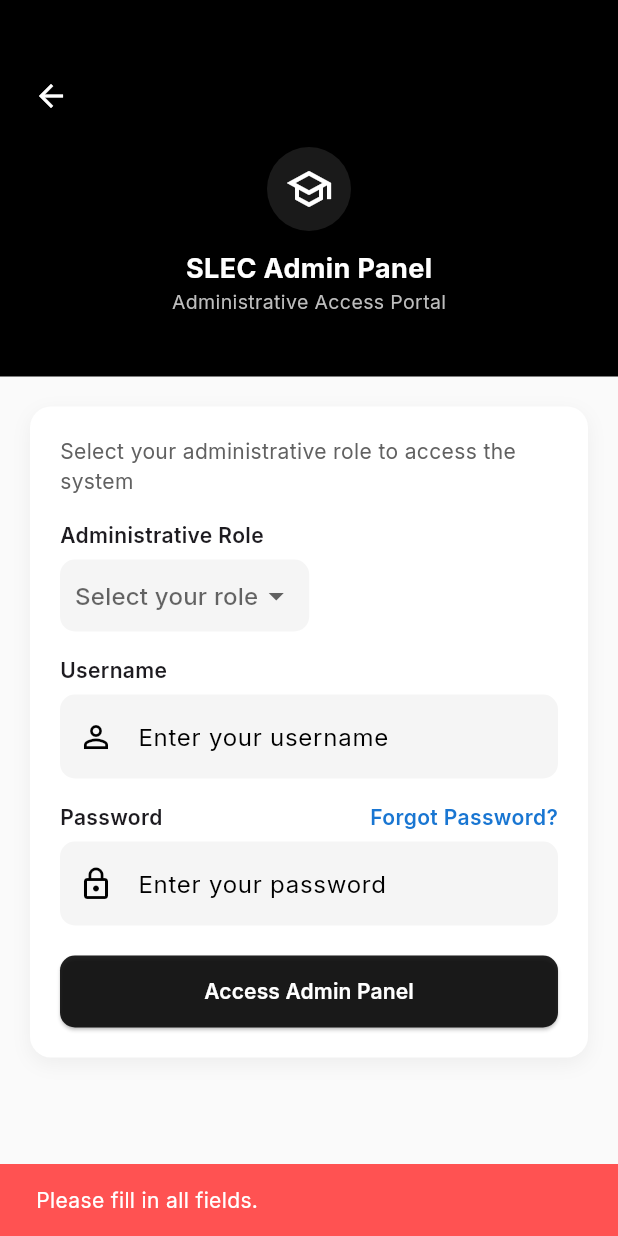
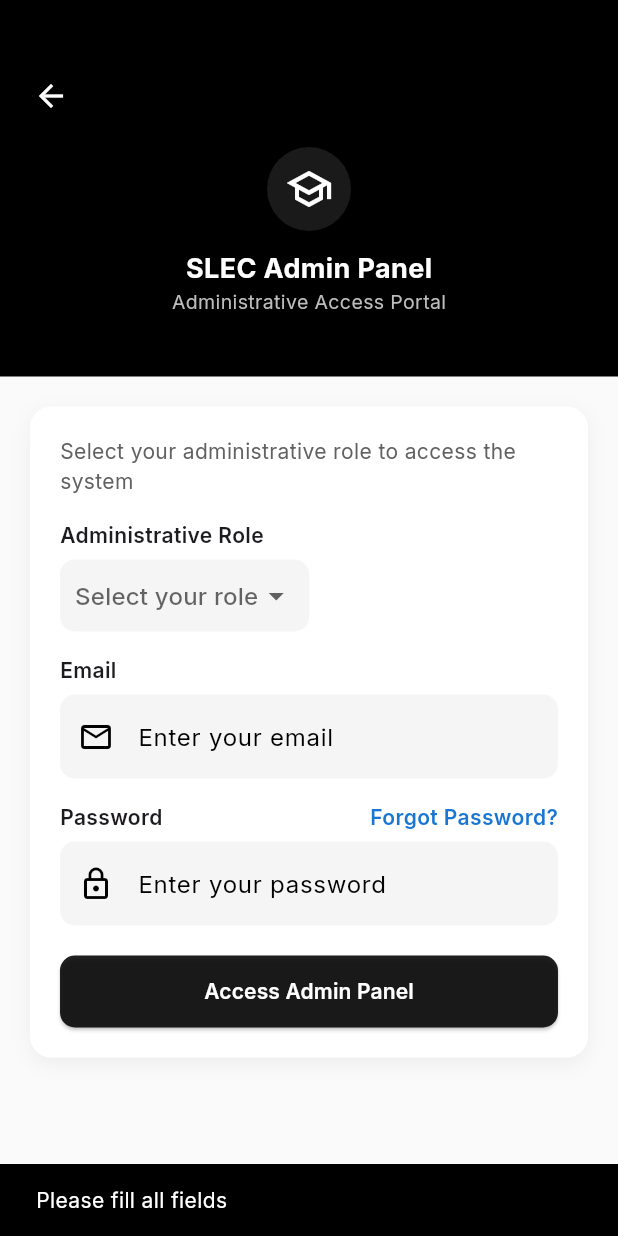
Before and after one commit to kishoreerp/ERP-Campus-Connect, a Flutter app: the AdminPortalScreen screen opened directly, after a tap on "Access Admin Panel", on a phone screen of 412 x 824 dp. Run offline on Flutter 3.47's test engine with Material 3 defaults, Android fonts, the phone set to English and light mode, and no system bars; our stand-ins replace cloud_firestore, firebase_auth, firebase_core, google_fonts, shared_preferences, table_calendar; accounts and stored records are empty; generated files the repository leaves out were written again.

Commit message:
Updated Firebase setup, fixed reset flow, added OTP service

```diff
--- /dev/null
+++ b/frontend/devtools_options.yaml
@@ -0,0 +1,3 @@
+description: This file stores settings for Dart & Flutter DevTools.
+documentation: https://docs.flutter.dev/tools/devtools/extensions#configure-extension-enablement-states
+extensions:
--- a/frontend/lib/screens/admin_portal_screen.dart
+++ b/frontend/lib/screens/admin_portal_screen.dart
@@ -1,5 +1,10 @@
 import 'package:flutter/material.dart';
 import 'package:google_fonts/google_fonts.dart';
+import '../../services/auth_service.dart';
+import '../../services/user_service.dart';
+import 'package:firebase_auth/firebase_auth.dart';
+import 'package:shared_preferences/shared_preferences.dart';
+
 
 
 import 'staff_portal/staff_portal_screen.dart';
@@ -16,50 +21,86 @@ class AdminPortalScreen extends StatefulWidget {
 
 class _AdminPortalScreenState extends State<AdminPortalScreen> {
   String? selectedRole;
-  final TextEditingController usernameController = TextEditingController();
+
+final TextEditingController emailController = TextEditingController();
+
 final TextEditingController passwordController = TextEditingController();
+
 
   final roles = ['Principal', 'HOD', 'Staff', 'Clerk'];
 
-void _handleLogin() {
-  // Basic validation
+Future<void> _handleLogin() async {
+  try {
     if (selectedRole == null ||
-      usernameController.text.isEmpty ||
+        emailController.text.isEmpty ||
         passwordController.text.isEmpty) {
-    ScaffoldMessenger.of(context).showSnackBar(
-      const SnackBar(
-        content: Text('Please fill in all fields.'),
-        backgroundColor: Colors.redAccent,
+      throw 'Please fill all fields';
+    }
+
+    final email = emailController.text.trim();
+    final password = passwordController.text.trim();
+
+    // 🔐 LOGIN USING EMAIL
+    final user = await AuthService().loginWithEmail(
+      email: email,
+      password: password,
+    );
+
+    if (user == null) {
+      throw 'Login failed';
+    }
+
+    // 🔎 FETCH USER DATA
+    final userData =
+        await UserService().getUserByUid(user.uid);
+
+    if (userData == null) {
+      throw 'User record not found';
+    }
+
+    final actualRole = userData['role'];
+
+    // 🚫 ROLE VALIDATION (IMPORTANT STEP 5)
+    if (actualRole.toLowerCase() !=
+        selectedRole!.toLowerCase()) {
+      throw 'You selected the wrong role';
+    }
+
+    // 💾 SAVE SESSION (OPTIONAL)
+    final prefs = await SharedPreferences.getInstance();
+    await prefs.setString('userRole', actualRole);
+
+    // 🚀 NAVIGATION
+    if (actualRole == 'Staff') {
+      Navigator.pushReplacement(
+        context,
+        MaterialPageRoute(
+          builder: (_) => StaffPortalScreen(
+            username: userData['username'] ?? email,
+          ),
         ),
       );
-    return;
-  }
-
-  // Navigate based on role
-  if (selectedRole == 'Staff') {
-    Navigator.push(
+    } else if (actualRole == 'HOD') {
+      Navigator.pushReplacement(
         context,
         MaterialPageRoute(
-        builder: (_) => StaffPortalScreen(username: usernameController.text),
+          builder: (_) => HODPortalScreen(
+            username: userData['username'] ?? email,
+          ),
         ),
       );
-    } else if (selectedRole == 'HOD') {
-        Navigator.push(
-          context,
-          MaterialPageRoute(
-            builder: (_) =>
-             HODPortalScreen(username: usernameController.text),
-          ),
+    } else {
+      ScaffoldMessenger.of(context).showSnackBar(
+        SnackBar(content: Text('$actualRole portal coming soon')),
       );
-  }  else {
+    }
+  } catch (e) {
     ScaffoldMessenger.of(context).showSnackBar(
-      SnackBar(
-        content: Text('Login for $selectedRole coming soon!'),
-        backgroundColor: Colors.blueGrey,
-      ),
+      SnackBar(content: Text(e.toString())),
     );
   }
 }
+
 
 
   @override
@@ -89,13 +130,15 @@ void _handleLogin() {
                       const SizedBox(height: 6),
                       _buildDropdown(),
                       const SizedBox(height: 16),
-                      Text('Username',
+                      Text('Email',
                       style: GoogleFonts.inter(fontWeight: FontWeight.w600)),
                         const SizedBox(height: 6),
                         _buildTextField(
-                          controller: usernameController,
-                          hint: 'Enter your username',
-                          icon: Icons.person_outline),
+                        controller: emailController,
+                       hint: 'Enter your email',
+                        icon: Icons.email_outlined,
+                      ),
+
                       const SizedBox(height: 16),
                       Row(
                         mainAxisAlignment: MainAxisAlignment.spaceBetween,
@@ -238,4 +281,5 @@ void _handleLogin() {
               offset: const Offset(0, 4))
         ],
       );
+
  }
--- a/frontend/lib/screens/reset_password/reset_email_screen.dart
+++ b/frontend/lib/screens/reset_password/reset_email_screen.dart
@@ -1,6 +1,8 @@
 import 'package:flutter/material.dart';
 import 'package:google_fonts/google_fonts.dart';
 import 'reset_otp_screen.dart';
+import '../../services/otp_service.dart';
+
 
 class ResetEmailScreen extends StatelessWidget {
   const ResetEmailScreen({super.key});
@@ -53,9 +55,14 @@ class ResetEmailScreen extends StatelessWidget {
                           style: _buttonStyle(),
                           onPressed: () {
                             Navigator.push(
-                              context,
-                              MaterialPageRoute(builder: (_) => const ResetOTPScreen()),
-                            );
+  context,
+  MaterialPageRoute(
+    builder: (_) => ResetOTPScreen(
+      email: emailController.text.trim(),
+    ),
+  ),
+);
+
                           },
                           child: Text('Send OTP',
                               style: GoogleFonts.inter(
--- a/frontend/lib/services/auth_service.dart
+++ b/frontend/lib/services/auth_service.dart
@@ -14,4 +14,8 @@ class AuthService {
     return cred.user;
   }
 
+
+  Future<void> logout() async {
+    await _auth.signOut();
+  }
 }
```
Also changed, not shown: frontend/lib/main.dart (+31 -16 lines), frontend/lib/screens/reset_password/reset_new_screen.dart (+71 -19 lines), frontend/lib/screens/reset_password/reset_otp_screen.dart (+103 -22 lines), frontend/lib/screens/student_login_screen.dart (+15 -11 lines), frontend/lib/screens/student_portal/student_portal_screen.dart (+39 -0 lines), frontend/lib/services/otp_service.dart (added, +78 -0 lines), frontend/lib/services/user_service.dart (+12 -0 lines), firebase.json (added), frontend/pubspec.yaml (line endings or trailing spaces), 7 other files. Lines whose indentation alone changed are shown as unchanged.
